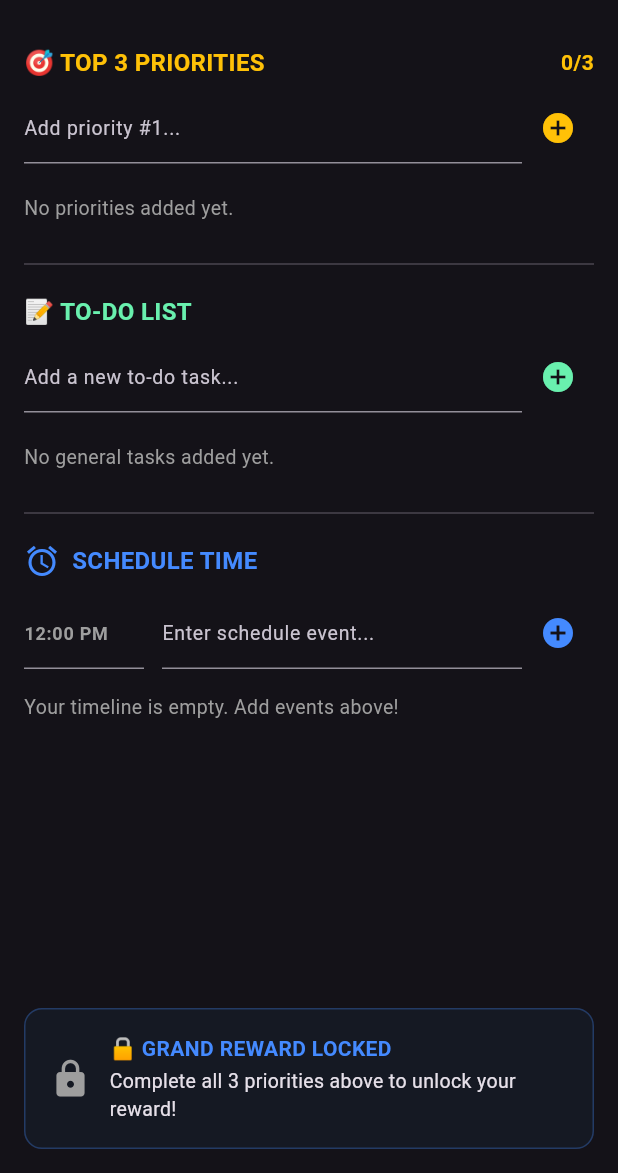
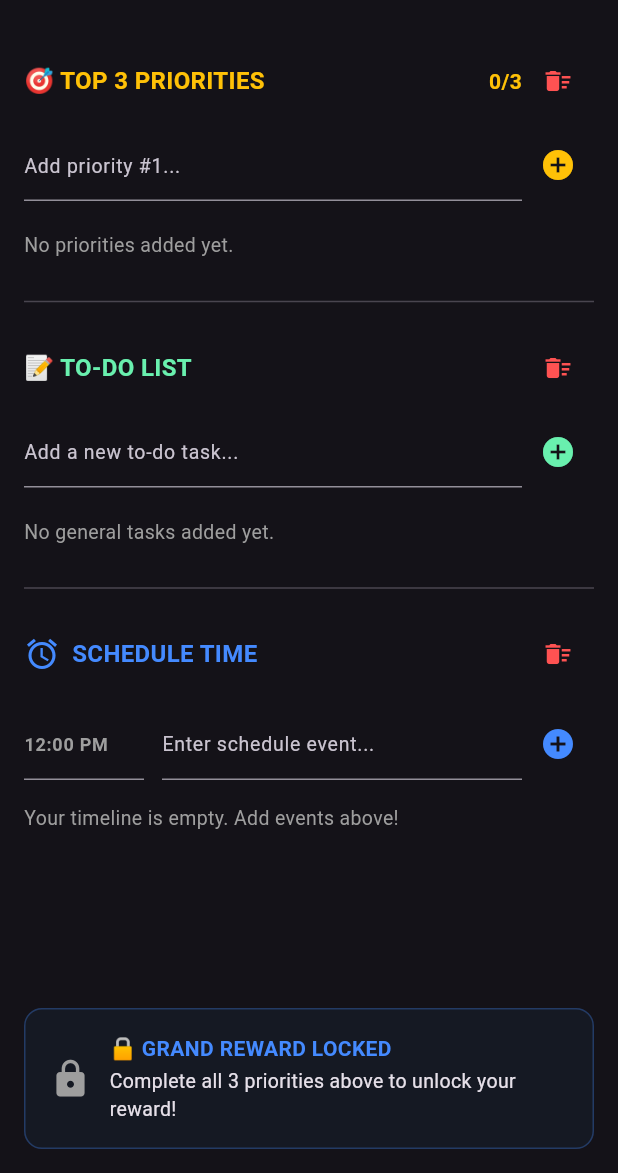
Before and after one commit to AoiKyui/time_planner, a Flutter app: the screen it shows after launch, after a tap on the "add circle" icon, on a phone screen of 412 x 824 dp, the part 63-1236 px from its top. Run offline on Flutter 3.47's test engine with Material 3 defaults, Android fonts, the phone set to English and light mode, and no system bars; our stand-ins replace shared_preferences.

Commit message:
Add delete button & change app's name

```diff
--- a/lib/main.dart
+++ b/lib/main.dart
@@ -1,4 +1,5 @@
 import 'package:flutter/material.dart';
+import 'package:shared_preferences/shared_preferences.dart';
 
 void main() {
   runApp(const PlannerApp());
@@ -26,14 +27,14 @@ class SplitDashboard extends StatefulWidget {
 
 class _SplitDashboardState extends State<SplitDashboard> {
   // --- APP STATE (DATA) ---
-  final List<String> _priorities = [];
-  final List<bool> _priorityStates = [];
+  List<String> _priorities = [];
+  List<bool> _priorityStates = [];
 
-  final List<String> _todos = [];
-  final List<bool> _todoStates = [];
+  List<String> _todos = [];
+  List<bool> _todoStates = [];
 
-  final List<String> _scheduleTimes = [];
-  final List<String> _scheduleTasks = [];
+  List<String> _scheduleTimes = [];
+  List<String> _scheduleTasks = [];
 
   // Controllers for text inputs
   final TextEditingController _priorityInputController = TextEditingController();
@@ -46,12 +47,76 @@ class _SplitDashboardState extends State<SplitDashboard> {
   }
 
   @override
+  void initState() {
+    super.initState();
+    _loadData();
+  }
+
+  @override
   void dispose() {
     _priorityInputController.dispose();
     _todoInputController.dispose();
     _timeInputController.dispose();
     _scheduleTaskInputController.dispose();
     super.dispose();
+  }
+
+  // --- SAVE & LOAD LOGIC ---
+  Future<void> _loadData() async {
+    final prefs = await SharedPreferences.getInstance();
+    setState(() {
+      _priorities = prefs.getStringList('priorities') ?? [];
+      _priorityStates = (prefs.getStringList('priorityStates') ?? [])
+          .map((e) => e == 'true')
+          .toList();
+
+      _todos = prefs.getStringList('todos') ?? [];
+      _todoStates = (prefs.getStringList('todoStates') ?? [])
+          .map((e) => e == 'true')
+          .toList();
+
+      _scheduleTimes = prefs.getStringList('scheduleTimes') ?? [];
+      _scheduleTasks = prefs.getStringList('scheduleTasks') ?? [];
+    });
+  }
+
+  Future<void> _saveData() async {
+    final prefs = await SharedPreferences.getInstance();
+    await prefs.setStringList('priorities', _priorities);
+    await prefs.setStringList('priorityStates', _priorityStates.map((e) => e.toString()).toList());
+
+    await prefs.setStringList('todos', _todos);
+    await prefs.setStringList('todoStates', _todoStates.map((e) => e.toString()).toList());
+
+    await prefs.setStringList('scheduleTimes', _scheduleTimes);
+    await prefs.setStringList('scheduleTasks', _scheduleTasks);
+  }
+
+  // Generic confirmation dialog wrapper for each section
+  void _confirmClearSection(String sectionName, VoidCallback onClear) {
+    showDialog(
+      context: context,
+      builder: (BuildContext context) {
+        return AlertDialog(
+          title: Text('⚠️ Clear $sectionName?'),
+          content: Text('Are you sure you want to permanently delete all items in the $sectionName section?'),
+          actions: [
+            TextButton(
+              onPressed: () => Navigator.of(context).pop(),
+              child: const Text('CANCEL'),
+            ),
+            TextButton(
+              onPressed: () {
+                setState(onClear);
+                _saveData();
+                Navigator.of(context).pop();
+              },
+              child: const Text('CLEAR', style: TextStyle(color: Colors.redAccent)),
+            ),
+          ],
+        );
+      },
+    );
   }
 
   @override
@@ -61,14 +126,11 @@ class _SplitDashboardState extends State<SplitDashboard> {
         title: const Text('📅 Daily Time Planner'),
         centerTitle: true,
       ),
-      // LayoutBuilder inspects the dimensions of whatever device screen opens the app
       body: LayoutBuilder(
         builder: (context, constraints) {
-          // If the width is narrow (like a phone screen), use mobile layout
           if (constraints.maxWidth < 600) {
             return _buildMobileLayout();
           } else {
-            // If the width is wide (desktop/tablet), keep the original side-by-side view
             return _buildTabletDesktopLayout();
           }
         },
@@ -108,7 +170,6 @@ class _SplitDashboardState extends State<SplitDashboard> {
           child: Row(
             crossAxisAlignment: CrossAxisAlignment.start,
             children: [
-              // Left Column
               Expanded(
                 flex: 1,
                 child: Container(
@@ -128,7 +189,6 @@ class _SplitDashboardState extends State<SplitDashboard> {
                   ),
                 ),
               ),
-              // Right Column
               Expanded(
                 flex: 1,
                 child: Padding(
@@ -156,7 +216,19 @@ class _SplitDashboardState extends State<SplitDashboard> {
           mainAxisAlignment: MainAxisAlignment.spaceBetween,
           children: [
             const Text('🎯 TOP 3 PRIORITIES', style: TextStyle(fontSize: 16, fontWeight: FontWeight.bold, color: Colors.amber)),
+            Row(
+              children: [
                 Text('${_priorities.length}/3', style: const TextStyle(fontWeight: FontWeight.bold, color: Colors.amber)),
+                IconButton(
+                  icon: const Icon(Icons.delete_sweep, color: Colors.redAccent, size: 20),
+                  tooltip: 'Clear Priorities',
+                  onPressed: _priorities.isEmpty ? null : () => _confirmClearSection('Priorities', () {
+                    _priorities.clear();
+                    _priorityStates.clear();
+                  }),
+                ),
+              ],
+            ),
           ],
         ),
         const SizedBox(height: 8),
@@ -181,6 +253,7 @@ class _SplitDashboardState extends State<SplitDashboard> {
                     _priorityStates.add(false);
                     _priorityInputController.clear();
                   });
+                  _saveData();
                 }
               } : null,
             ),
@@ -215,6 +288,7 @@ class _SplitDashboardState extends State<SplitDashboard> {
                             icon: Icon(_priorityStates[index] ? Icons.check_circle : Icons.radio_button_unchecked, color: _priorityStates[index] ? Colors.green : Colors.grey),
                             onPressed: () {
                               setState(() { _priorityStates[index] = !_priorityStates[index]; });
+                              _saveData();
                             },
                           ),
                           IconButton(
@@ -224,6 +298,7 @@ class _SplitDashboardState extends State<SplitDashboard> {
                                 _priorities.removeAt(index);
                                 _priorityStates.removeAt(index);
                               });
+                              _saveData();
                             },
                           ),
                         ],
@@ -240,7 +315,20 @@ class _SplitDashboardState extends State<SplitDashboard> {
     return Column(
       crossAxisAlignment: CrossAxisAlignment.start,
       children: [
+        Row(
+          mainAxisAlignment: MainAxisAlignment.spaceBetween,
+          children: [
             const Text('📝 TO-DO LIST', style: TextStyle(fontSize: 16, fontWeight: FontWeight.bold, color: Colors.greenAccent)),
+            IconButton(
+              icon: const Icon(Icons.delete_sweep, color: Colors.redAccent, size: 20),
+              tooltip: 'Clear To-Do List',
+              onPressed: _todos.isEmpty ? null : () => _confirmClearSection('To-Do List', () {
+                _todos.clear();
+                _todoStates.clear();
+              }),
+            ),
+          ],
+        ),
         const SizedBox(height: 8),
         Row(
           children: [
@@ -259,6 +347,7 @@ class _SplitDashboardState extends State<SplitDashboard> {
                     _todoStates.add(false);
                     _todoInputController.clear();
                   });
+                  _saveData();
                 }
               },
             ),
@@ -279,6 +368,7 @@ class _SplitDashboardState extends State<SplitDashboard> {
                         activeColor: Colors.green,
                         onChanged: (val) {
                           setState(() { _todoStates[index] = val ?? false; });
+                          _saveData();
                         },
                       ),
                       Expanded(
@@ -298,6 +388,7 @@ class _SplitDashboardState extends State<SplitDashboard> {
                             _todos.removeAt(index);
                             _todoStates.removeAt(index);
                           });
+                          _saveData();
                         },
                       ),
                     ],
@@ -312,11 +403,24 @@ class _SplitDashboardState extends State<SplitDashboard> {
     return Column(
       crossAxisAlignment: CrossAxisAlignment.start,
       children: [
+        Row(
+          mainAxisAlignment: MainAxisAlignment.spaceBetween,
+          children: [
             const Row(
               children: [
                 Icon(Icons.alarm, color: Colors.blueAccent),
                 SizedBox(width: 8),
                 Text('SCHEDULE TIME', style: TextStyle(fontSize: 16, fontWeight: FontWeight.bold, color: Colors.blueAccent)),
+              ],
+            ),
+            IconButton(
+              icon: const Icon(Icons.delete_sweep, color: Colors.redAccent, size: 20),
+              tooltip: 'Clear Schedule',
+              onPressed: _scheduleTimes.isEmpty ? null : () => _confirmClearSection('Schedule', () {
+                _scheduleTimes.clear();
+                _scheduleTasks.clear();
+              }),
+            ),
           ],
         ),
         const SizedBox(height: 12),
@@ -348,6 +452,7 @@ class _SplitDashboardState extends State<SplitDashboard> {
                     _timeInputController.clear();
                     _scheduleTaskInputController.clear();
                   });
+                  _saveData();
                 }
               },
             ),
@@ -375,6 +480,7 @@ class _SplitDashboardState extends State<SplitDashboard> {
                               _scheduleTimes.removeAt(index);
                               _scheduleTasks.removeAt(index);
                             });
+                            _saveData();
                           },
                         ),
                       ],
--- a/pubspec.yaml
+++ b/pubspec.yaml
@@ -12,6 +12,7 @@ dependencies:
     sdk: flutter
 
   cupertino_icons: ^1.0.8
+  shared_preferences: ^2.5.5
 
 dev_dependencies:
   flutter_launcher_icons: "^0.13.1"
```
Also changed, not shown: pubspec.lock, 2 other files. Lines whose indentation alone changed are shown as unchanged.
